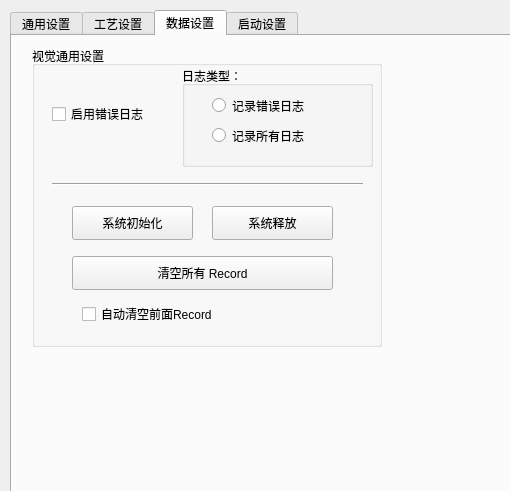
The window that HSGWorkflowCtrl/worksetting.ui (chuandongxu/AOI) describes before a commit, drawn with Qt 5; both pictures show x 0 to 510 and y 0 to 491 of the 1200 by 850 pixel window.
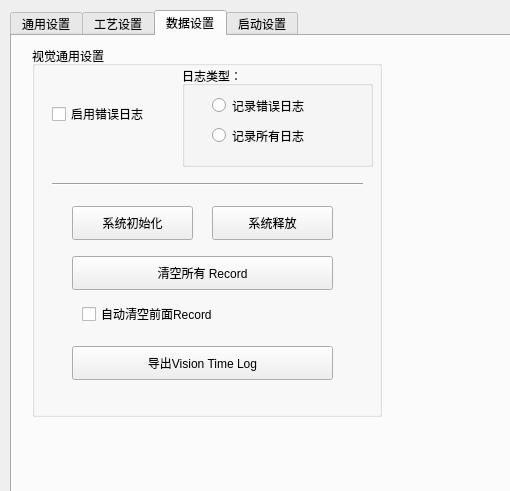
The same window after the commit. The open tabs and pages were chosen to show the change.

Commit message:
Auto run support grouped height window and alignment window.
Auto run support grouped height window and alignment window.

```diff
--- a/HSGWorkflowCtrl/worksetting.ui
+++ b/HSGWorkflowCtrl/worksetting.ui
@@ -636,7 +636,7 @@
        <x>20</x>
        <y>10</y>
        <width>350</width>
-       <height>301</height>
+       <height>371</height>
       </rect>
      </property>
      <property name="title">
@@ -759,6 +759,19 @@
        </property>
       </widget>
      </widget>
+     <widget class="QPushButton" name="pushButton_PRDumpTimeLog">
+      <property name="geometry">
+       <rect>
+        <x>40</x>
+        <y>300</y>
+        <width>261</width>
+        <height>34</height>
+       </rect>
+      </property>
+      <property name="text">
+       <string>导出Vision Time Log</string>
+      </property>
+     </widget>
     </widget>
    </widget>
    <widget class="QWidget" name="tab_4">
```
Left out of the diff: 2 changed lines with no effect on the pictures. The commit also changes 43 other files.
